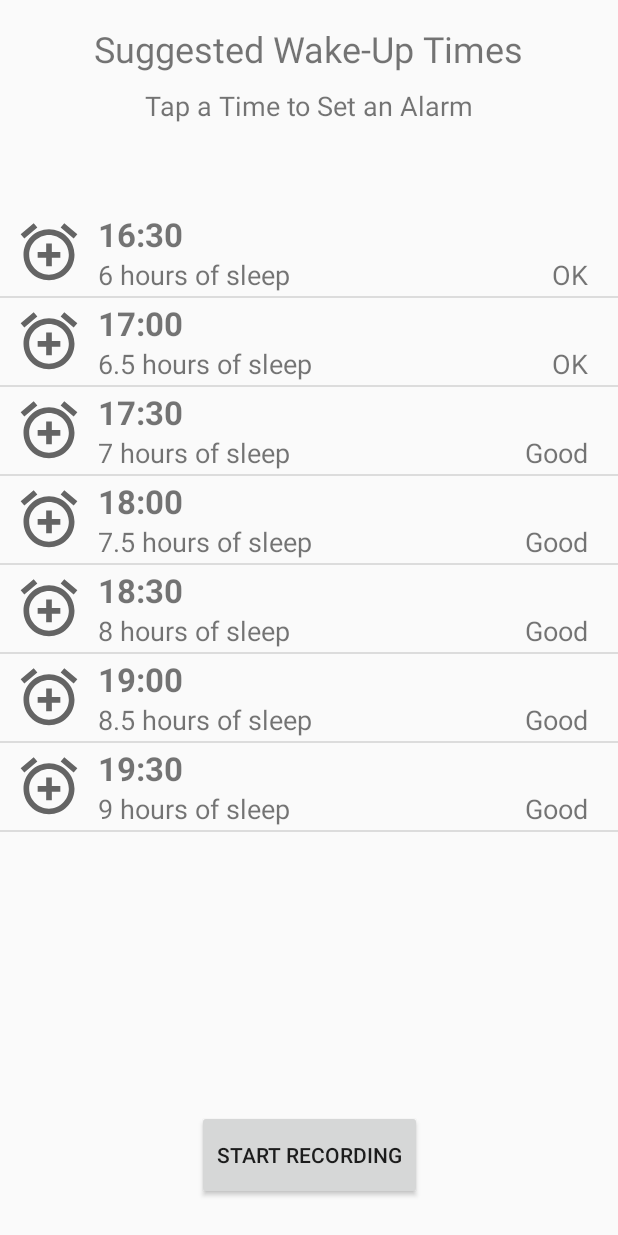
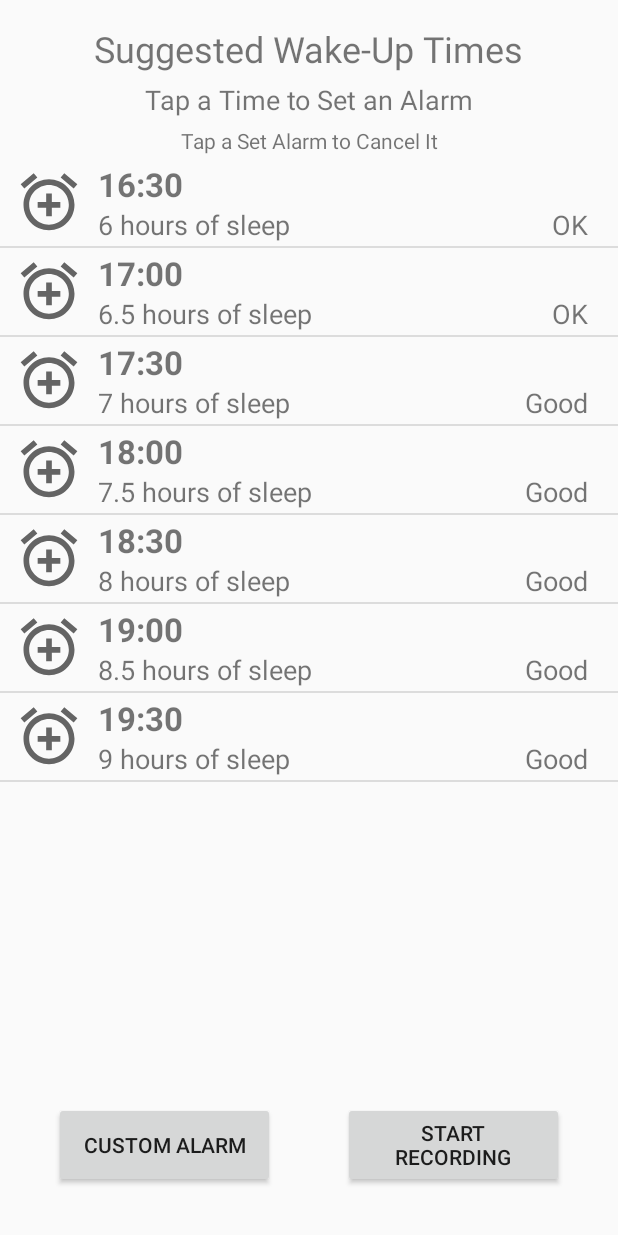
Before and after one commit to mattsklivas/restable, an Android app: the AlarmActivity screen opened directly, with no data from a screen before it, on a phone screen of 412 x 824 dp. Run offline under Robolectric (Android 15) with nearby library versions, the phone set to English and light mode, and no system bars.

Commit message:
Added set/cancel alarm functionality

```diff
--- a/app/src/main/AndroidManifest.xml
+++ b/app/src/main/AndroidManifest.xml
@@ -6,7 +6,7 @@
     <uses-permission android:name="android.permission.BLUETOOTH_ADMIN" />
     <uses-permission android:name="android.permission.ACCESS_FINE_LOCATION" />
     <uses-permission android:name="android.permission.ACCESS_COARSE_LOCATION" />
-    <uses-permission android:name="android.permission.SET_ALARM" />
+    <uses-permission android:name="com.android.alarm.permission.SET_ALARM"/>
 
     <application
         android:allowBackup="true"
--- a/app/src/main/java/com/example/restable/AlarmActivity.java
+++ b/app/src/main/java/com/example/restable/AlarmActivity.java
@@ -1,20 +1,21 @@
 package com.example.restable;
 
 import android.content.Intent;
-import android.os.Build;
 import android.os.Bundle;
+import android.provider.AlarmClock;
 import android.util.Log;
 import android.view.View;
+import android.widget.AdapterView;
 import android.widget.Button;
 import android.widget.ListView;
+import android.widget.Toast;
 
-import androidx.annotation.RequiresApi;
 import androidx.appcompat.app.AppCompatActivity;
 
-import java.lang.reflect.Array;
 import java.time.LocalDateTime;
 import java.util.ArrayList;
 import java.util.List;
+import java.util.Locale;
 
 public class AlarmActivity  extends AppCompatActivity {
 
@@ -22,7 +23,9 @@ public class AlarmActivity  extends AppCompatActivity {
 
     //Instance variables
     protected Button recButton;
+    protected Button customAlarmButton;
     protected ListView listView;
+    List<AlarmTime> alarmTimes;
 
     @Override
     protected void onCreate(Bundle savedInstanceState) {
@@ -31,12 +34,21 @@ public class AlarmActivity  extends AppCompatActivity {
 
         //Setup activity views
         recButton = findViewById(R.id.buttonRec);
+        customAlarmButton = findViewById(R.id.buttonCustomAlarm);
 
         //Setup recButton
         recButton.setOnClickListener(new View.OnClickListener() {
             @Override
             public void onClick(View v) {
                 goToRecActivity();
+            }
+        });
+
+        //Setup customAlarmButton
+        customAlarmButton.setOnClickListener(new View.OnClickListener() {
+            @Override
+            public void onClick(View v) {
+                goToClockApp();
             }
         });
 
@@ -50,14 +62,54 @@ public class AlarmActivity  extends AppCompatActivity {
         startActivity(intent);
     }
 
+    //Go to Clock app
+    protected void goToClockApp() {
+        Intent intent = new Intent(AlarmClock.ACTION_SHOW_ALARMS);
+        startActivity(intent);
+    }
+
     protected void configureListView() {
         Log.d(TAG, "configureListView called");
 
-        List<AlarmTime> alarmTimes = getSuggestedSleepTimes();
+        final List<AlarmTime> alarmTimes = getSuggestedSleepTimes();
 
         listView = findViewById(R.id.alarmListView);
         AlarmListViewAdapter adapter = new AlarmListViewAdapter(this, R.layout.alarm_list, alarmTimes);
         listView.setAdapter(adapter);
+
+        // Handle pressing on a ListView item to set Alarm
+        listView.setOnItemClickListener(new AdapterView.OnItemClickListener() {
+            @Override
+            public void onItemClick(AdapterView<?> parent, View view, int position, long id) {
+
+                Log.d(TAG, "onItemClick for clicking ListView item " + position);
+
+                int hour = alarmTimes.get(position).getWakeTime().getHour();
+                int minute = alarmTimes.get(position).getWakeTime().getMinute();
+
+                if (!alarmTimes.get(position).isSet()) {
+                    Intent intent = new Intent(AlarmClock.ACTION_SET_ALARM);
+                    intent.putExtra(AlarmClock.EXTRA_HOUR, hour);
+                    intent.putExtra(AlarmClock.EXTRA_MINUTES, minute);
+                    intent.putExtra(AlarmClock.EXTRA_SKIP_UI, true);
+                    Log.i(TAG, "Setting alarm for " + hour + ":" + String.format(Locale.CANADA, "%02d", minute));
+                    startActivity(intent);
+                    view.findViewById(R.id.setTextView).setVisibility(View.VISIBLE);
+                    alarmTimes.get(position).setSet(true);
+                }
+                else {
+                    Intent intent = new Intent(AlarmClock.ACTION_DISMISS_ALARM);
+                    intent.putExtra(AlarmClock.EXTRA_ALARM_SEARCH_MODE, AlarmClock.ALARM_SEARCH_MODE_TIME);
+                    intent.putExtra(AlarmClock.EXTRA_HOUR, hour);
+                    intent.putExtra(AlarmClock.EXTRA_MINUTES, minute);
+                    Log.i(TAG, "Dismissing alarm for " + hour + ":" + String.format(Locale.CANADA, "%02d", minute));
+                    startActivity(intent);
+                    Toast.makeText(AlarmActivity.this, "Alarm dismissed. Press back button to go back to Restable", Toast.LENGTH_LONG).show();
+                    view.findViewById(R.id.setTextView).setVisibility(View.INVISIBLE);
+                    alarmTimes.get(position).setSet(false);
+                }
+            }
+        });
     }
 
     protected List<AlarmTime> getSuggestedSleepTimes() {
@@ -67,7 +119,7 @@ public class AlarmActivity  extends AppCompatActivity {
         int timePeriods = 7; // 30 min periods starting 6 hours from now
         LocalDateTime currentTime = LocalDateTime.now(); // Current time
 
-        List<AlarmTime> alarmTimes = new ArrayList<>(timePeriods);
+        alarmTimes = new ArrayList<>(timePeriods);
         String[] durations = new String[]{"6", "6.5", "7", "7.5", "8", "8.5", "9"};
         String[] ratings = new String[]{"OK", "OK", "Good", "Good", "Good", "Good", "Good"};
 
--- a/app/src/main/java/com/example/restable/AlarmListViewAdapter.java
+++ b/app/src/main/java/com/example/restable/AlarmListViewAdapter.java
@@ -7,6 +7,7 @@ import android.view.LayoutInflater;
 import android.view.View;
 import android.view.ViewGroup;
 import android.widget.ArrayAdapter;
+import android.widget.ImageView;
 import android.widget.TextView;
 
 import androidx.annotation.NonNull;
@@ -22,6 +23,12 @@ public class AlarmListViewAdapter extends ArrayAdapter<AlarmTime> {
     private int resource;
 
     private static final String TAG = "AlarmLiveViewAdapter";
+
+    TextView wakeTimeTextView;
+    TextView durationTextView;
+    TextView ratingTextView;
+    TextView alarmSetTextView;
+    ImageView alarmClockImageView;
 
     public AlarmListViewAdapter(@NonNull Context context, int resource, @NonNull List<AlarmTime> objects) {
         super(context, resource, objects);
@@ -48,9 +55,11 @@ public class AlarmListViewAdapter extends ArrayAdapter<AlarmTime> {
         convertView = inflater.inflate(resource, parent, false);
 
         // Get views from alarm_list xml
-        TextView wakeTimeTextView = (TextView) convertView.findViewById(R.id.wakeTimeTextView);
-        TextView durationTextView = (TextView) convertView.findViewById(R.id.hoursTextView);
-        TextView ratingTextView = (TextView) convertView.findViewById(R.id.ratingTextView);
+        wakeTimeTextView = (TextView) convertView.findViewById(R.id.wakeTimeTextView);
+        durationTextView = (TextView) convertView.findViewById(R.id.hoursTextView);
+        ratingTextView = (TextView) convertView.findViewById(R.id.ratingTextView);
+        alarmSetTextView = (TextView) convertView.findViewById(R.id.setTextView);
+        alarmClockImageView = (ImageView) convertView.findViewById(R.id.alarmClockImageView);
 
         // Set the text
         wakeTimeTextView.setText(String.format(Locale.CANADA, "%d:%s", hour, String.format(Locale.CANADA, "%02d", minute)));
--- a/app/src/main/java/com/example/restable/AlarmTime.java
+++ b/app/src/main/java/com/example/restable/AlarmTime.java
@@ -6,6 +6,7 @@ public class AlarmTime {
     private LocalDateTime wakeTime;
     private String duration;
     private String rating;
+    private boolean isSet = false;
 
     AlarmTime(LocalDateTime wakeTime, String duration, String rating) {
         this.wakeTime = wakeTime;
@@ -34,4 +35,11 @@ public class AlarmTime {
         return rating;
     }
 
+    public boolean isSet() {
+        return isSet;
+    }
+
+    public void setSet(boolean set) {
+        isSet = set;
+    }
 }
--- a/app/src/main/res/layout/activity_alarm.xml
+++ b/app/src/main/res/layout/activity_alarm.xml
@@ -1,38 +1,28 @@
 <?xml version="1.0" encoding="utf-8"?>
 <androidx.constraintlayout.widget.ConstraintLayout xmlns:android="http://schemas.android.com/apk/res/android"
     xmlns:app="http://schemas.android.com/apk/res-auto"
-    xmlns:tools="http://schemas.android.com/tools"
     android:layout_width="match_parent"
     android:layout_height="match_parent">
-
-    <Button
-        android:id="@+id/buttonRec"
-        android:layout_width="150dp"
-        android:layout_height="60dp"
-        android:layout_marginBottom="24dp"
-        android:text="Start recording"
-        app:layout_constraintBottom_toBottomOf="parent"
-        app:layout_constraintEnd_toEndOf="parent"
-        app:layout_constraintHorizontal_bias="0.5"
-        app:layout_constraintStart_toStartOf="parent" />
 
     <ListView
         android:id="@+id/alarmListView"
         android:layout_width="match_parent"
-        android:layout_height="521dp"
-        android:layout_marginBottom="107dp"
+        android:layout_height="0dp"
+        android:layout_marginBottom="105dp"
         app:layout_constraintBottom_toBottomOf="parent"
         app:layout_constraintEnd_toEndOf="parent"
         app:layout_constraintStart_toStartOf="parent"
-        app:layout_constraintTop_toBottomOf="@+id/textView2" />
+        app:layout_constraintTop_toBottomOf="@+id/textView" />
 
     <TextView
         android:id="@+id/textView"
         android:layout_width="wrap_content"
         android:layout_height="wrap_content"
         android:layout_marginTop="16dp"
+        android:layout_marginBottom="57dp"
         android:text="Suggested Wake-Up Times"
         android:textSize="24sp"
+        app:layout_constraintBottom_toTopOf="@+id/alarmListView"
         app:layout_constraintEnd_toEndOf="parent"
         app:layout_constraintStart_toStartOf="parent"
         app:layout_constraintTop_toTopOf="parent" />
@@ -41,11 +31,44 @@
         android:id="@+id/textView2"
         android:layout_width="wrap_content"
         android:layout_height="wrap_content"
-        android:layout_marginTop="58dp"
+        android:layout_marginTop="5dp"
         android:text="Tap a Time to Set an Alarm"
+        android:textAlignment="center"
         android:textSize="18sp"
         app:layout_constraintEnd_toEndOf="parent"
         app:layout_constraintStart_toStartOf="parent"
-        app:layout_constraintTop_toTopOf="parent" />
+        app:layout_constraintTop_toBottomOf="@+id/textView" />
+
+    <TextView
+        android:id="@+id/textView3"
+        android:layout_width="wrap_content"
+        android:layout_height="wrap_content"
+        android:layout_marginTop="5dp"
+        android:text="Tap a Set Alarm to Cancel It"
+        android:textAlignment="center"
+        android:textSize="14sp"
+        app:layout_constraintEnd_toEndOf="parent"
+        app:layout_constraintStart_toStartOf="parent"
+        app:layout_constraintTop_toBottomOf="@+id/textView2" />
+
+    <Button
+        android:id="@+id/buttonCustomAlarm"
+        android:layout_width="147dp"
+        android:layout_height="57dp"
+        android:layout_marginStart="36dp"
+        android:layout_marginBottom="32dp"
+        android:text="custom alarm"
+        app:layout_constraintBottom_toBottomOf="parent"
+        app:layout_constraintStart_toStartOf="parent" />
+
+    <Button
+        android:id="@+id/buttonRec"
+        android:layout_width="147dp"
+        android:layout_height="57dp"
+        android:layout_marginEnd="36dp"
+        android:layout_marginBottom="32dp"
+        android:text="Start recording"
+        app:layout_constraintBottom_toBottomOf="parent"
+        app:layout_constraintEnd_toEndOf="parent" />
 
 </androidx.constraintlayout.widget.ConstraintLayout>
--- a/app/src/main/res/layout/alarm_list.xml
+++ b/app/src/main/res/layout/alarm_list.xml
@@ -10,7 +10,7 @@
         android:id="@+id/wakeTimeTextView"
         android:layout_width="wrap_content"
         android:layout_height="wrap_content"
-        android:layout_toEndOf="@id/imageView"
+        android:layout_toEndOf="@id/alarmClockImageView"
         android:text="Time"
         android:textSize="22sp"
         android:layout_marginStart="10dp"
@@ -22,7 +22,7 @@
         android:layout_width="wrap_content"
         android:layout_height="wrap_content"
         android:layout_below="@id/wakeTimeTextView"
-        android:layout_toEndOf="@id/imageView"
+        android:layout_toEndOf="@id/alarmClockImageView"
         android:text="H.H"
         android:layout_alignStart="@id/wakeTimeTextView"
         android:textSize="18sp"
@@ -50,7 +50,7 @@
         android:textSize="18sp" />
 
     <ImageView
-        android:id="@+id/imageView"
+        android:id="@+id/alarmClockImageView"
         android:layout_width="45dp"
         android:layout_height="45dp"
         android:layout_alignParentStart="true"
@@ -58,5 +58,17 @@
         android:layout_marginStart="10dp"
         app:srcCompat="@drawable/ic_baseline_add_alarm_24" />
 
+    <TextView
+        android:id="@+id/setTextView"
+        android:layout_width="wrap_content"
+        android:layout_height="wrap_content"
+        android:layout_alignBaseline="@id/wakeTimeTextView"
+        android:layout_alignEnd="@id/ratingTextView"
+        android:text="Alarm Set"
+        android:textColor="@color/colorAccent"
+        android:textSize="18sp"
+        android:textStyle="bold"
+        android:visibility="gone" />
+
 
 </RelativeLayout>
```
